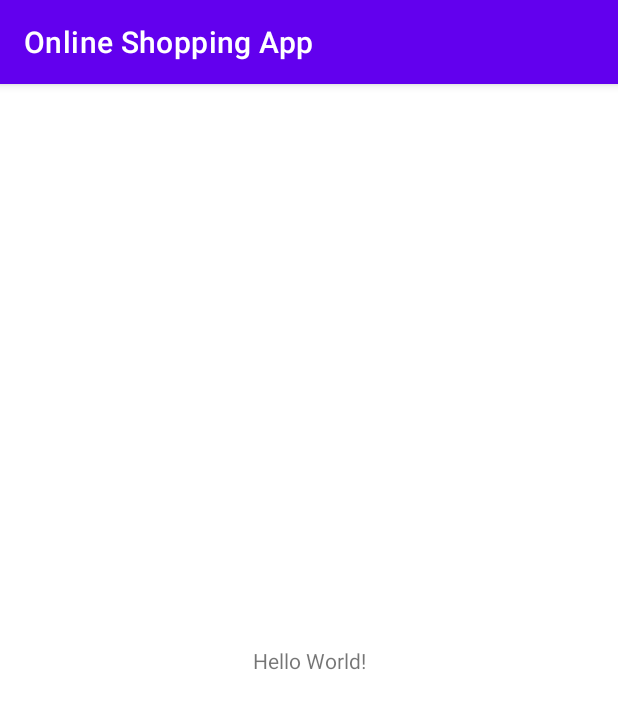
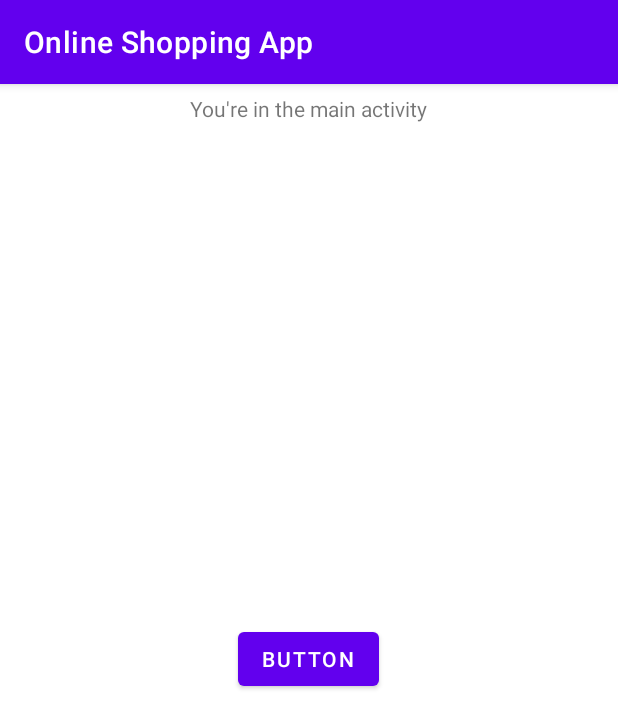
Before and after one commit to codeitamarjr/Y2S4MobileAppProject-OnlineShoppingApp, an Android app: the screen it shows after launch (MainActivity), on a phone screen of 412 x 824 dp. Shown: the top 728 px of the screen. Run offline under Robolectric (Android 15) with nearby library versions, the phone set to English and light mode, and no system bars.

```diff
--- a/app/build.gradle
+++ b/app/build.gradle
@@ -1,6 +1,7 @@
 plugins {
     id 'com.android.application'
     id 'org.jetbrains.kotlin.android'
+    id 'kotlin-android-extensions'
 }
 
 android {
--- a/app/src/main/AndroidManifest.xml
+++ b/app/src/main/AndroidManifest.xml
@@ -18,6 +18,9 @@
                 <category android:name="android.intent.category.LAUNCHER" />
             </intent-filter>
         </activity>
+        <activity android:name=".PostActivity">
+
+        </activity>
     </application>
 
 </manifest>
--- a/app/src/main/java/dev/itjunior/onlineshoppingapp/MainActivity.kt
+++ b/app/src/main/java/dev/itjunior/onlineshoppingapp/MainActivity.kt
@@ -1,11 +1,22 @@
 package dev.itjunior.onlineshoppingapp
 
+import android.content.Intent
 import androidx.appcompat.app.AppCompatActivity
 import android.os.Bundle
+import android.widget.Button
+import android.widget.Toast
+import kotlinx.android.synthetic.main.activity_main.*
 
 class MainActivity : AppCompatActivity() {
     override fun onCreate(savedInstanceState: Bundle?) {
         super.onCreate(savedInstanceState)
         setContentView(R.layout.activity_main)
+
+        openNewPageButton.setOnClickListener{
+            Toast.makeText(this,"Button Clicked",Toast.LENGTH_LONG).show()
+            val intent = Intent(this, PostActivity::class.java)
+            startActivity(intent)
+        }
+
     }
 }
--- a/app/src/main/res/layout/activity_main.xml
+++ b/app/src/main/res/layout/activity_main.xml
@@ -1,18 +1,30 @@
 <?xml version="1.0" encoding="utf-8"?>
-<androidx.constraintlayout.widget.ConstraintLayout xmlns:android="http://schemas.android.com/apk/res/android"
+<androidx.appcompat.widget.LinearLayoutCompat xmlns:android="http://schemas.android.com/apk/res/android"
     xmlns:app="http://schemas.android.com/apk/res-auto"
     xmlns:tools="http://schemas.android.com/tools"
     android:layout_width="match_parent"
     android:layout_height="match_parent"
+    android:orientation="vertical"
+    android:gravity="top|center"
     tools:context=".MainActivity">
 
     <TextView
+        android:id="@+id/textView"
+        android:layout_marginTop="10px"
         android:layout_width="wrap_content"
         android:layout_height="wrap_content"
-        android:text="Hello World!"
-        app:layout_constraintBottom_toBottomOf="parent"
-        app:layout_constraintLeft_toLeftOf="parent"
-        app:layout_constraintRight_toRightOf="parent"
-        app:layout_constraintTop_toTopOf="parent" />
+        android:text="You're in the main activity"
+        />
 
-</androidx.constraintlayout.widget.ConstraintLayout>
+    <Button
+        android:id="@+id/openNewPageButton"
+        android:layout_width="wrap_content"
+        android:layout_height="wrap_content"
+        android:layout_marginTop="500px"
+        android:text="Button"
+        app:layout_constraintTop_toBottomOf="@+id/textView"
+        />
+
+
+
+</androidx.appcompat.widget.LinearLayoutCompat>
--- a/build.gradle
+++ b/build.gradle
@@ -1,7 +1,7 @@
 // Top-level build file where you can add configuration options common to all sub-projects/modules.
 plugins {
-    id 'com.android.application' version '7.1.2' apply false
-    id 'com.android.library' version '7.1.2' apply false
+    id 'com.android.application' version '7.1.3' apply false
+    id 'com.android.library' version '7.1.3' apply false
     id 'org.jetbrains.kotlin.android' version '1.6.10' apply false
 }
 
```
Also changed, not shown: app/src/main/java/dev/itjunior/onlineshoppingapp/PostActivity.kt (added, +12 -0 lines), app/src/main/res/layout/activity_posts.xml (added, +14 -0 lines), gradle/wrapper/gradle-wrapper.properties, 2 other files.
